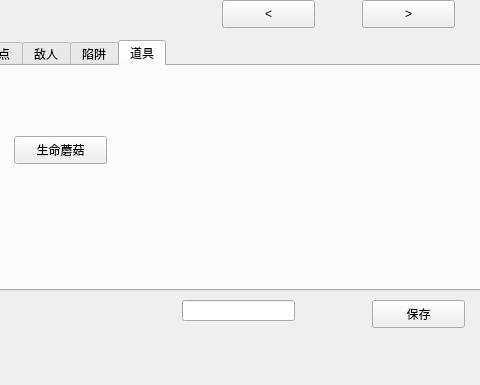
Qt form editortab.ui (Q-Wednesday/TrineOfRhodesIsland) before a commit; both pictures show x 88 to 568 and y 0 to 385 of the 822 by 385 pixel window.
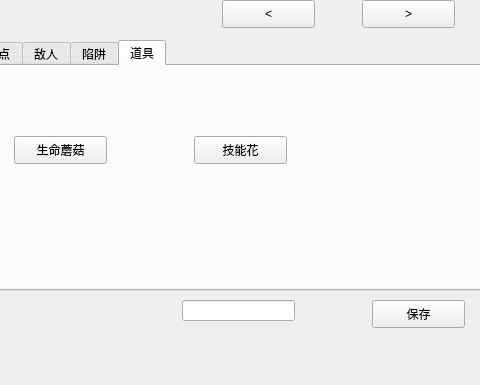
The same form after that commit. The open tabs and pages were chosen to show the change.

What changed in the file:
```diff
--- a/editortab.ui
+++ b/editortab.ui
@@ -277,6 +277,19 @@
       <string>生命蘑菇</string>
      </property>
     </widget>
+    <widget class="QPushButton" name="flowerButton">
+     <property name="geometry">
+      <rect>
+       <x>230</x>
+       <y>70</y>
+       <width>93</width>
+       <height>28</height>
+      </rect>
+     </property>
+     <property name="text">
+      <string>技能花</string>
+     </property>
+    </widget>
    </widget>
   </widget>
   <widget class="QLineEdit" name="mapName">
```
Left out of the diff: 2 changed lines with no effect on the pictures.
